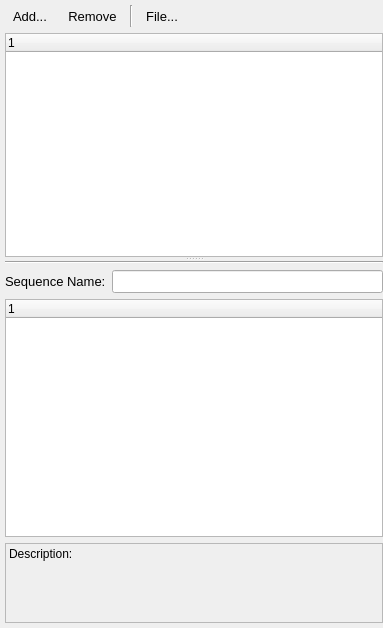
This is LoggingTool_Manager/Wizards/experiment_manager.ui in Osechkin/LoggingTool_Manager3 as Qt 5 draws it before an edit. The edited form follows.
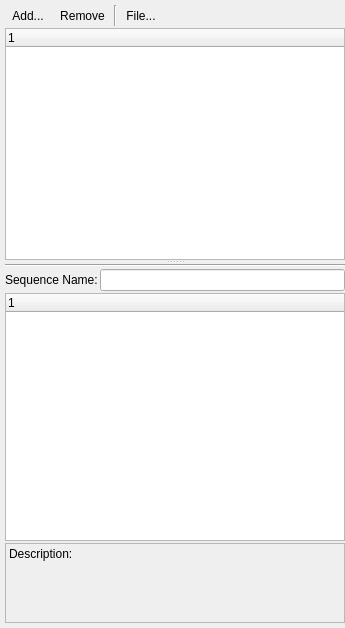
This is the edited form.

Commit message: Logging Tool Manager was improved for KERN in Bugulma. Version 0.7.41

Patch:
```diff
--- a/LoggingTool_Manager/Wizards/experiment_manager.ui
+++ b/LoggingTool_Manager/Wizards/experiment_manager.ui
@@ -6,7 +6,7 @@
    <rect>
     <x>0</x>
     <y>0</y>
-    <width>383</width>
+    <width>345</width>
     <height>628</height>
    </rect>
   </property>
@@ -33,16 +33,19 @@
      </property>
      <widget class="QWidget" name="layoutWidget">
       <layout class="QVBoxLayout" name="verticalLayout">
+       <property name="spacing">
+        <number>2</number>
+       </property>
        <item>
         <layout class="QHBoxLayout" name="horizontalLayout">
          <property name="spacing">
-          <number>5</number>
+          <number>2</number>
          </property>
          <item>
           <widget class="QToolButton" name="tbtAdd">
            <property name="font">
             <font>
-             <pointsize>10</pointsize>
+             <pointsize>9</pointsize>
             </font>
            </property>
            <property name="text">
@@ -66,7 +69,7 @@
           <widget class="QToolButton" name="tbtRemove">
            <property name="font">
             <font>
-             <pointsize>10</pointsize>
+             <pointsize>9</pointsize>
             </font>
            </property>
            <property name="text">
@@ -97,7 +100,7 @@
           <widget class="QToolButton" name="tbtSave">
            <property name="font">
             <font>
-             <pointsize>10</pointsize>
+             <pointsize>9</pointsize>
             </font>
            </property>
            <property name="text">
@@ -157,6 +160,9 @@
      </widget>
      <widget class="QWidget" name="layoutWidget">
       <layout class="QVBoxLayout" name="verticalLayout_2">
+       <property name="spacing">
+        <number>2</number>
+       </property>
        <item>
         <widget class="Line" name="line">
          <property name="orientation">
@@ -170,7 +176,7 @@
           <widget class="QLabel" name="label_3">
            <property name="font">
             <font>
-             <pointsize>10</pointsize>
+             <pointsize>9</pointsize>
             </font>
            </property>
            <property name="text">
@@ -182,7 +188,7 @@
           <widget class="QLineEdit" name="ledSeqName">
            <property name="font">
             <font>
-             <pointsize>10</pointsize>
+             <pointsize>9</pointsize>
             </font>
            </property>
            <property name="alignment">
```
The commit also changes 52 other files.
